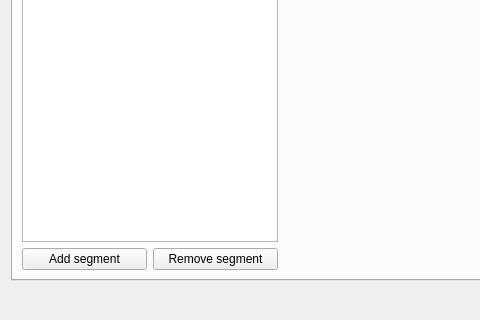
Old version of the form res/ui/vnaConfigWindow.ui in the repository Cardiff-CHFE/InstrumentControl; both pictures show x 0 to 480 and y 361 to 681 of the 688 by 681 pixel window.
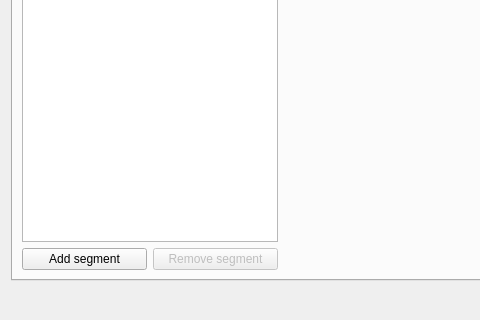
New version of the form. The open tabs and pages were chosen to show the change. Custom widgets are drawn as their Qt base class.

Commit message:
Revert back to manually updating widgets
KeyValueModel is overkill for this task

```diff
--- a/res/ui/vnaConfigWindow.ui
+++ b/res/ui/vnaConfigWindow.ui
@@ -178,6 +178,9 @@
            </item>
            <item>
             <widget class="QPushButton" name="removeSegment">
+             <property name="enabled">
+              <bool>false</bool>
+             </property>
              <property name="text">
               <string>Remove segment</string>
              </property>
```
Left out of the diff: 2 changed lines with no effect on the pictures. The commit also changes 7 other files.
